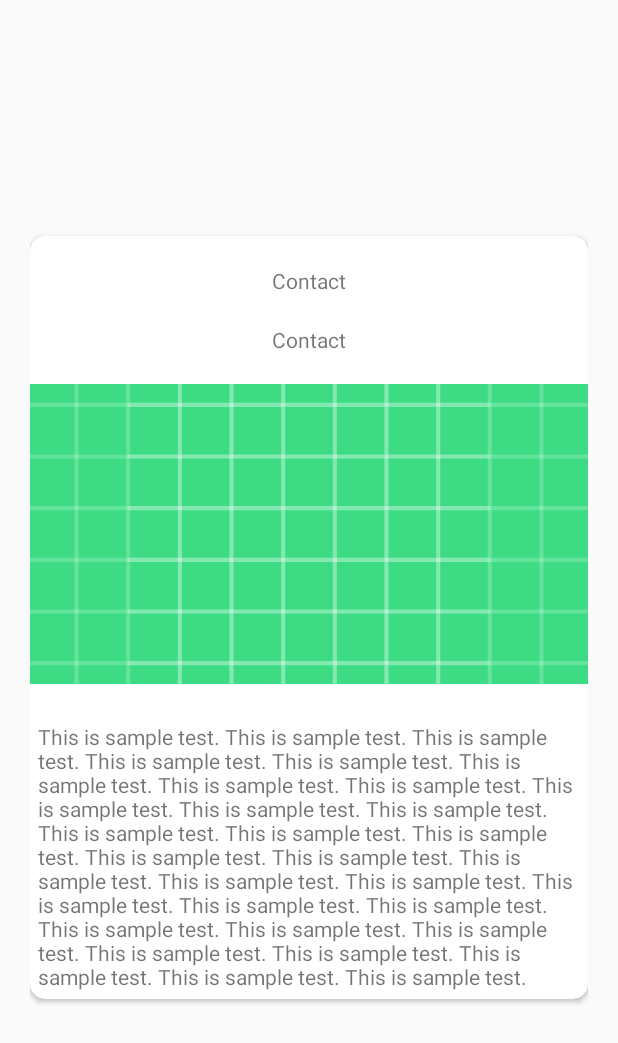
After one commit to durgaprasadmamidi/AndroidPlayground, an Android app: the layout recycler_view.xml on its own in the app's theme, with its tools: preview values and no code run, on a phone screen of 412 x 824 dp. The commit adds this screen. Shown: the top 1043 px of the screen. Run offline under Robolectric (Android 15) with nearby library versions, the light colour scheme and no system bars.

Commit message:
Recycler View with Glide completed

```diff
--- a/app/build.gradle
+++ b/app/build.gradle
@@ -29,5 +29,10 @@ dependencies {
     testImplementation 'junit:junit:4.12'
     androidTestImplementation 'androidx.test.ext:junit:1.1.1'
     androidTestImplementation 'androidx.test.espresso:espresso-core:3.2.0'
+    implementation 'com.android.support:recyclerview-v7:29.0.0'
+    implementation "androidx.cardview:cardview:1.0.0"
+    implementation 'com.github.bumptech.glide:glide:4.11.0'
+    annotationProcessor 'com.github.bumptech.glide:compiler:4.11.0'
+
 
 }
--- a/app/src/main/AndroidManifest.xml
+++ b/app/src/main/AndroidManifest.xml
@@ -1,7 +1,7 @@
 <?xml version="1.0" encoding="utf-8"?>
 <manifest xmlns:android="http://schemas.android.com/apk/res/android"
     package="com.durgaprasad.androidplayground">
-
+    <uses-permission android:name="android.permission.INTERNET"/>
     <application
         android:allowBackup="true"
         android:icon="@mipmap/ic_launcher"
--- /dev/null
+++ b/app/src/main/res/layout/recycler_view.xml
@@ -0,0 +1,57 @@
+<?xml version="1.0" encoding="utf-8"?>
+
+<RelativeLayout xmlns:android="http://schemas.android.com/apk/res/android"
+    android:layout_width="match_parent"
+    android:layout_height="match_parent"
+    xmlns:app="http://schemas.android.com/apk/res-auto"
+    android:padding="20dp"
+    android:id="@+id/relativeLayout">
+<androidx.cardview.widget.CardView
+    android:layout_width="match_parent"
+    android:layout_height="wrap_content"
+    app:cardCornerRadius="10dp"
+    android:elevation="10dp"
+    android:layout_centerInParent="true">
+    <RelativeLayout
+        android:layout_width="match_parent"
+        android:layout_height="match_parent">
+        <TextView
+            android:id="@+id/nameTextView"
+            android:layout_width="wrap_content"
+            android:layout_height="wrap_content"
+            android:layout_marginTop="20dp"
+            android:text="Contact"
+            android:layout_centerHorizontal="true"
+            />
+        <TextView
+            android:id="@+id/emailTextView"
+            android:layout_width="wrap_content"
+            android:layout_height="wrap_content"
+            android:layout_marginTop="20dp"
+            android:text="Contact"
+            android:layout_below="@+id/nameTextView"
+            android:layout_centerHorizontal="true"
+            />
+        <ImageView
+            android:layout_width="400dp"
+            android:layout_height="200dp"
+            android:layout_below="@+id/emailTextView"
+            android:layout_marginTop="20dp"
+            android:layout_centerHorizontal="true"
+            android:id="@+id/imageView"
+            android:src="@drawable/ic_launcher_background"
+            android:scaleType="centerCrop"
+            />
+        <TextView
+            android:layout_width="wrap_content"
+            android:layout_height="wrap_content"
+            android:layout_below="@+id/imageView"
+            android:layout_centerHorizontal="true"
+            android:layout_marginTop="20dp"
+            android:padding="5dp"
+            android:text="This is sample test. This is sample test. This is sample test. This is sample test. This is sample test. This is sample test. This is sample test. This is sample test. This is sample test. This is sample test. This is sample test. This is sample test. This is sample test. This is sample test. This is sample test. This is sample test. This is sample test. This is sample test. This is sample test. This is sample test. This is sample test. This is sample test. This is sample test. This is sample test. This is sample test. This is sample test. This is sample test. This is sample test. This is sample test. This is sample test. "/>
+    </RelativeLayout>
+</androidx.cardview.widget.CardView>
+
+
+</RelativeLayout>
```
Also changed, not shown: app/src/main/java/com/durgaprasad/androidplayground/Contacts.java (added, +38 -0 lines), app/src/main/java/com/durgaprasad/androidplayground/MainActivity.java (+16 -0 lines), app/src/main/java/com/durgaprasad/androidplayground/RecyclerViewAdapter.java (added, +75 -0 lines), app/src/main/res/layout/activity_main.xml (+5 -13 lines).
